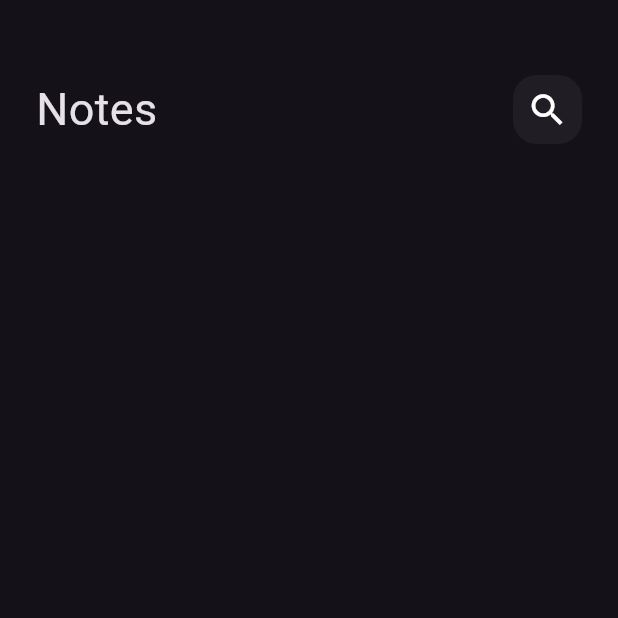
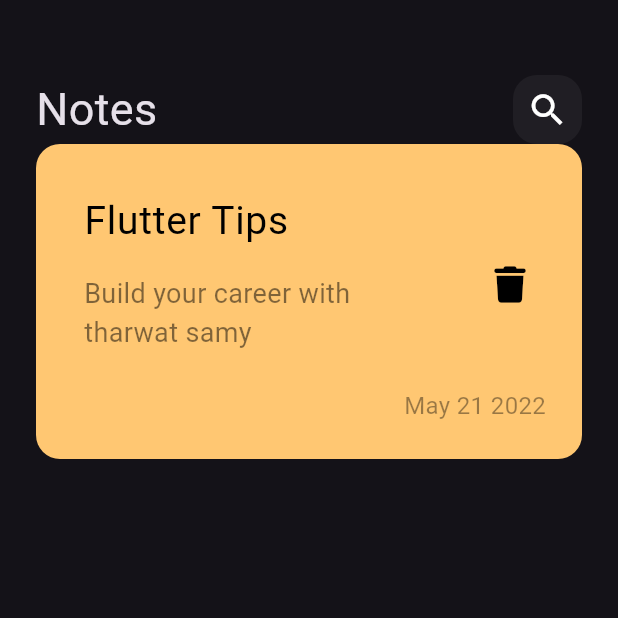
Before and after one commit to 18-rowida/note, a Flutter app: the screen it shows after launch, on a phone screen of 412 x 824 dp, the top half of it. Run offline on Flutter 3.47's test engine with Material 3 defaults, Android fonts, the phone set to English and light mode, and no system bars; our stand-ins replace font_awesome_flutter, google_fonts.

Commit message:
create custom note item

```diff
--- a/lib/main.dart
+++ b/lib/main.dart
@@ -1,4 +1,5 @@
 import 'package:flutter/material.dart';
+import 'package:google_fonts/google_fonts.dart';
 import 'package:note/views/notes_view.dart';
 
 void main() {
@@ -13,6 +14,7 @@ class NoteApp extends StatelessWidget {
     return MaterialApp(
       theme: ThemeData(
         brightness: Brightness.dark,
+
       ),
       home: const NotesView(),
     );
--- /dev/null
+++ b/lib/views/widgets/custom_note_item.dart
@@ -0,0 +1,67 @@
+
+import 'package:flutter/material.dart';
+import 'package:font_awesome_flutter/font_awesome_flutter.dart';
+
+class NoteItem extends StatelessWidget {
+  const NoteItem({super.key});
+
+  @override
+  Widget build(BuildContext context) {
+    return Container(
+      padding: EdgeInsets.only(
+        top: 24,
+        bottom: 24,
+        left: 16,
+      ),
+      decoration: BoxDecoration(
+        color: Color.fromARGB(255, 255, 199, 114),
+        borderRadius: BorderRadius.circular(16),
+      ),
+      child: Column(
+        crossAxisAlignment: CrossAxisAlignment.end,
+        children: [
+          ListTile(
+            title: const Text(
+              'Flutter Tips',
+              style: TextStyle(
+                color: Colors.black,
+                fontSize: 26,
+              ),
+            ),
+            subtitle: Padding(
+              padding: const EdgeInsets.only(
+                bottom: 16,
+                top: 16,
+              ),
+              child: Text(
+                'Build your career with tharwat samy',
+                style: TextStyle(
+                  color: Colors.black.withOpacity(0.5),
+                  fontSize: 18,
+                ),
+              ),
+            ),
+            trailing: IconButton(
+              onPressed: () {},
+              icon: Icon(
+                FontAwesomeIcons.trash,
+                color: Colors.black,
+                size: 24,
+              ),
+            ),
+          ),
+          Padding(
+            padding: const EdgeInsets.only(right: 24),
+            child: Text(
+              'May 21 2022',
+              style: TextStyle(
+                color: Colors.black.withOpacity(0.4),
+                fontSize: 16,
+              ),
+            ),
+          ),
+        ],
+      ),
+    );
+  }
+}
--- a/lib/views/widgets/notes_view_body.dart
+++ b/lib/views/widgets/notes_view_body.dart
@@ -1,5 +1,7 @@
 import 'package:flutter/material.dart';
+import 'package:font_awesome_flutter/font_awesome_flutter.dart';
 import 'package:note/views/widgets/custom_app_bar.dart';
+import 'package:note/views/widgets/custom_note_item.dart';
 
 class NoteViewBody extends StatelessWidget {
   const NoteViewBody({super.key});
@@ -14,6 +16,7 @@ class NoteViewBody extends StatelessWidget {
             height: 50,
           ),
           CustomAppBar(),
+          NoteItem(),
         ],
       ),
     );
```
Also changed, not shown: pubspec.yaml (+9 -8 lines), assets/fonts/Poppins-Regular.ttf (added), lib/views/widgets/custom_app_bar.dart (line endings or trailing spaces), pubspec.lock, 1 other file.
